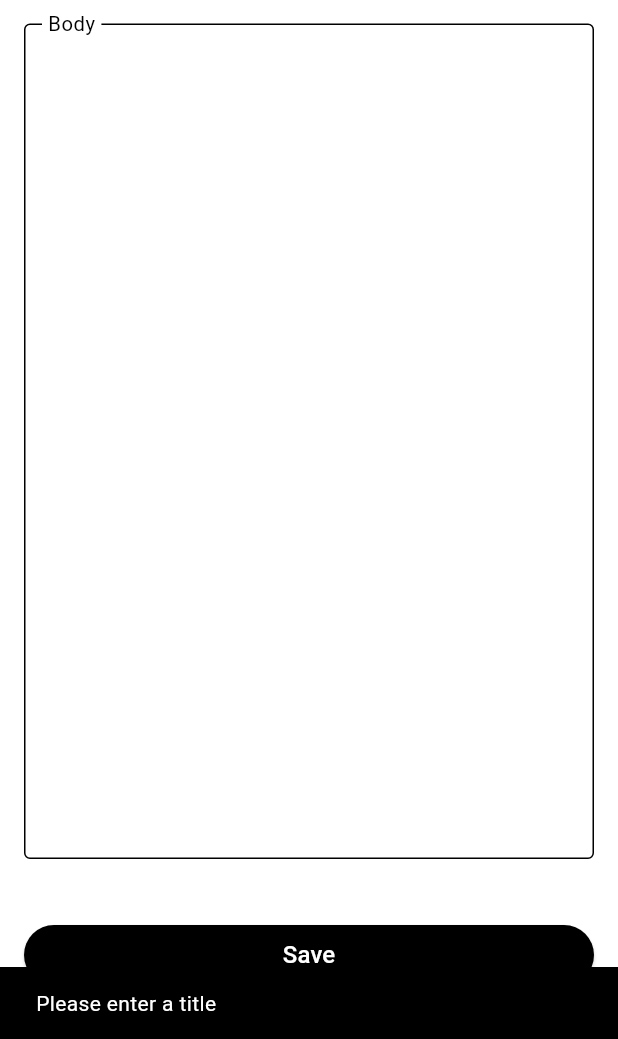
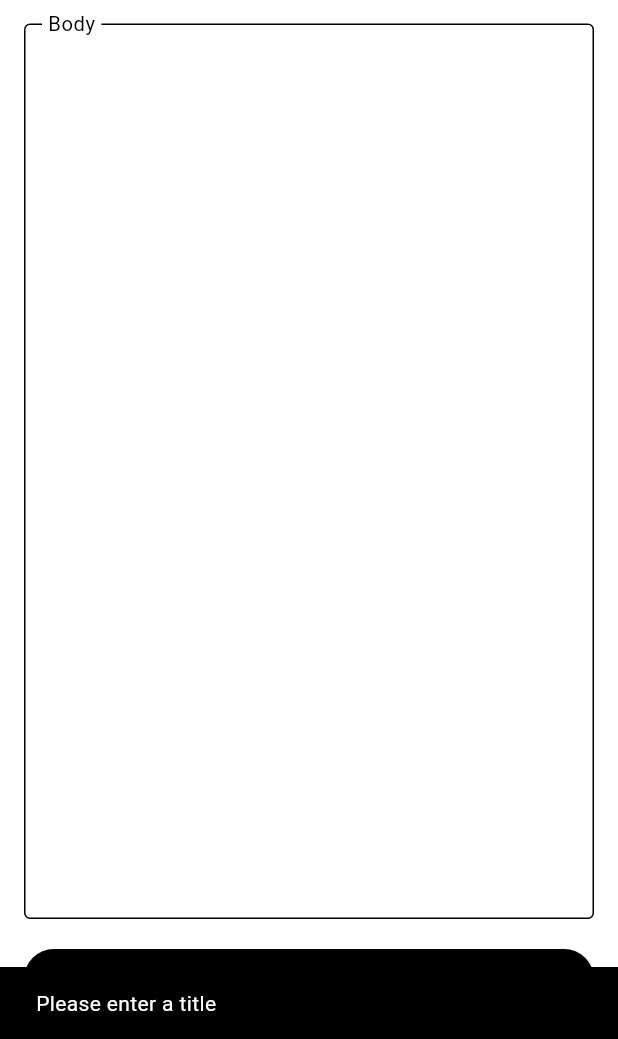
Before and after one commit to brighamandersen/internalize-flutter, a Flutter app: the EditPassageScreen screen opened by its route, after a tap on "Save", on a phone screen of 412 x 824 dp, the part 197-1236 px from its top. Run offline on Flutter 3.47's test engine with Material 3 defaults, Android fonts, the phone set to English and light mode, and no system bars; our stand-ins replace hive, hive_flutter; accounts and stored records are empty; statements that could not run were skipped.

Commit message:
Clean up create and edit

```diff
--- a/lib/screens/edit_passage_screen.dart
+++ b/lib/screens/edit_passage_screen.dart
@@ -88,16 +88,13 @@ class EditPassageScreenState extends State<EditPassageScreen> {
                 style: const TextStyle(fontFamily: 'RobotoMono', fontSize: 18),
               ),
             ),
-            const SizedBox(height: 24),
+            const SizedBox(height: 16),
             Column(
               crossAxisAlignment: CrossAxisAlignment.stretch,
               children: [
-                Padding(
-                  padding: EdgeInsets.symmetric(vertical: 16),
-                  child: ElevatedButton(
-                    onPressed: _savePassageEdits,
-                    child: const Text('Save', style: TextStyle(fontSize: 16)),
-                  ),
+                ElevatedButton(
+                  onPressed: _savePassageEdits,
+                  child: const Text('Save', style: TextStyle(fontSize: 16)),
                 ),
               ],
             ),
```
Also changed, not shown: lib/screens/create_passage_screen.dart (+4 -7 lines).
